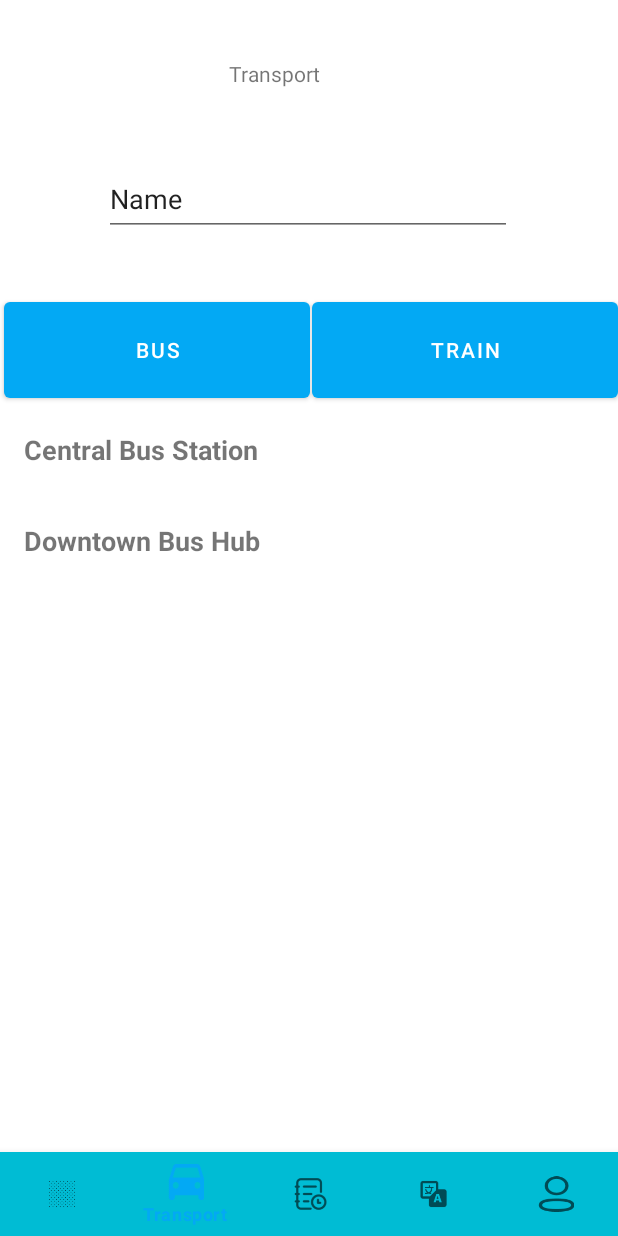
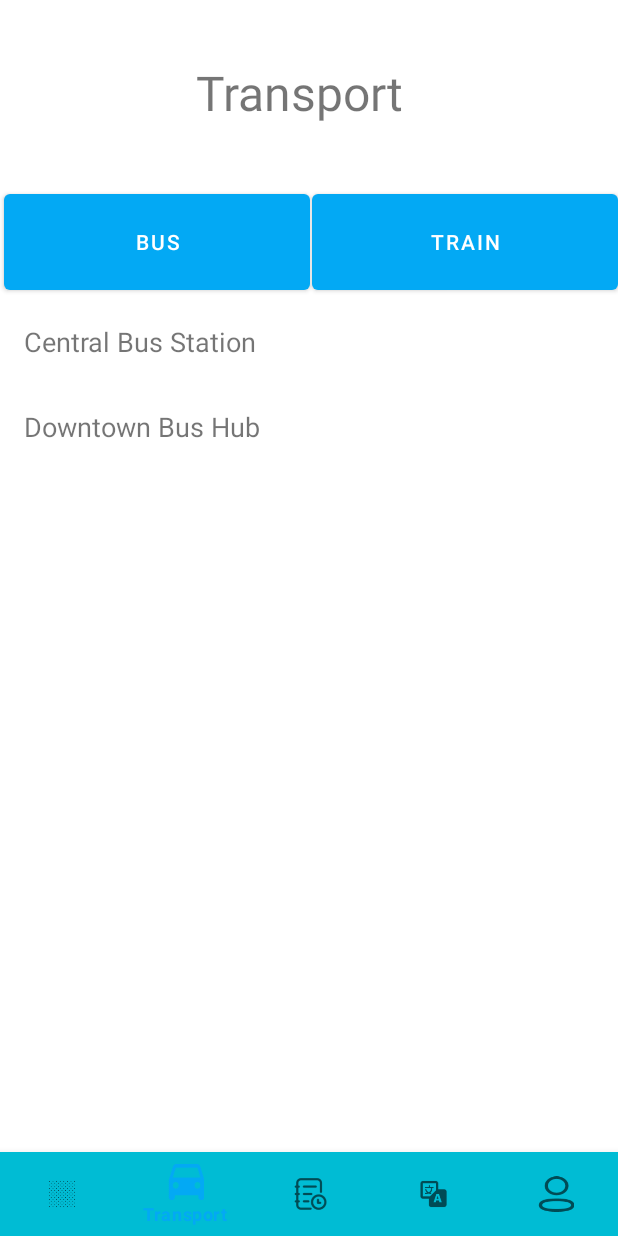
Before and after one commit to zayarhpounmyint/ANDE-CA2, an Android app: the MainActivity screen opened directly, with no data from a screen before it, item 2 of the bottom bar chosen, on a phone screen of 412 x 824 dp. Run offline under Robolectric (Android 15) with nearby library versions, the light colour scheme and no system bars.

Commit message:
styling half done

```diff
--- a/app/src/main/AndroidManifest.xml
+++ b/app/src/main/AndroidManifest.xml
@@ -31,7 +31,6 @@
         <activity android:name=".AttractionActivity" />
         <activity android:name=".AttractionDetailsActivity" />
         <activity android:name=".AddToPlanActivity" />
-        <activity android:name=".StationActivity" />
         <activity android:name=".CommentActivity" />
         <activity android:name=".LoginActivity"/>
         <activity android:name=".RegisterActivity"/>
--- a/app/src/main/java/com/example/helloworld/Station.java
+++ b/app/src/main/java/com/example/helloworld/Station.java
@@ -4,12 +4,12 @@ import java.util.List;
 
 public class Station {
     private String name;
-    private int imageResourceId; // Drawable resource ID for the image
+    private List<Integer> imageResourceIds;
     private List<String> arrivalTimes;
 
-    public Station(String name, int imageResourceId, List<String> times) {
+    public Station(String name, List<Integer> imageResourceIds, List<String> times) {
         this.name = name;
-        this.imageResourceId = imageResourceId;
+        this.imageResourceIds = imageResourceIds;
         this.arrivalTimes = times;
     }
 
@@ -21,7 +21,7 @@ public class Station {
         return arrivalTimes;
     }
 
-    public int getImageResourceId() {
-        return imageResourceId;
+    public List<Integer> getImageResourceIds() {
+        return imageResourceIds;
     }
 }
--- a/app/src/main/java/com/example/helloworld/StationAdapter.java
+++ b/app/src/main/java/com/example/helloworld/StationAdapter.java
@@ -29,22 +29,6 @@ public class StationAdapter extends RecyclerView.Adapter<StationAdapter.StationV
     public void onBindViewHolder(@NonNull StationViewHolder holder, int position) {
         Station station = stationList.get(position);
         holder.bind(station);
-
-        holder.stationName.setOnClickListener(new View.OnClickListener() {
-            @Override
-            public void onClick(View v) {
-                boolean isExpanded = holder.detailsLayout.getVisibility() == View.VISIBLE;
-                holder.detailsLayout.setVisibility(isExpanded ? View.GONE : View.VISIBLE);
-                // Adjust arrow indicator here if you have one
-            }
-        });
-    }
-
-
-    // Method to update the data in the adapter
-    public void updateData(List<Station> newStationList) {
-        this.stationList = newStationList;
-        notifyDataSetChanged(); // Notify the adapter to refresh the list
     }
 
     @Override
@@ -52,43 +36,48 @@ public class StationAdapter extends RecyclerView.Adapter<StationAdapter.StationV
         return stationList.size();
     }
 
+    public void updateData(List<Station> newStationList) {
+        this.stationList = newStationList;
+        notifyDataSetChanged();
+    }
+
     public class StationViewHolder extends RecyclerView.ViewHolder {
         TextView stationName;
-        TextView stationDistance;
-        ImageView imageView1, imageView2, imageView3;
-        LinearLayout detailsLayout;
+        ImageView[] imageViews = new ImageView[3];
+        TextView[] distanceViews = new TextView[3];
+        LinearLayout detailsLayout; // This will contain the images and distances
 
         public StationViewHolder(View itemView) {
             super(itemView);
             stationName = itemView.findViewById(R.id.textViewStationName);
-            stationDistance = itemView.findViewById(R.id.textViewStationDistance);
-            imageView1 = itemView.findViewById(R.id.imageView1);
-            imageView2 = itemView.findViewById(R.id.imageView2);
-            imageView3 = itemView.findViewById(R.id.imageView3);
-            detailsLayout = itemView.findViewById(R.id.detailsLayout);
+            detailsLayout = itemView.findViewById(R.id.detailsLayout); // Layout to toggle visibility
+            imageViews[0] = itemView.findViewById(R.id.imageView1);
+            imageViews[1] = itemView.findViewById(R.id.imageView2);
+            imageViews[2] = itemView.findViewById(R.id.imageView3);
+            distanceViews[0] = itemView.findViewById(R.id.textViewDistance1);
+            distanceViews[1] = itemView.findViewById(R.id.textViewDistance2);
+            distanceViews[2] = itemView.findViewById(R.id.textViewDistance3);
 
-            // Set an OnClickListener to toggle the visibility of the detailsLayout
-            stationName.setOnClickListener(new View.OnClickListener() {
-                @Override
-                public void onClick(View v) {
-                    // Toggle visibility of detailsLayout
-                    detailsLayout.setVisibility(detailsLayout.getVisibility() == View.VISIBLE ? View.GONE : View.VISIBLE);
-                    // Change the arrow drawable based on the visibility
-                    // Assuming you have an arrow indicator in your layout
-                    // You can set or change the drawable of the arrow here if needed
-                }
+            stationName.setOnClickListener(v -> {
+                // Toggle the visibility of the detailsLayout
+                detailsLayout.setVisibility(detailsLayout.getVisibility() == View.VISIBLE ? View.GONE : View.VISIBLE);
             });
         }
 
         public void bind(Station station) {
             stationName.setText(station.getName());
-            stationDistance.setText(String.join(", ", station.getTimes()));
 
-            // Here you would set the images for the ImageViews based on the station data
-            // For example, you might have different images for different types of buses or trains
-            imageView1.setImageResource(station.getImageResourceId()); // Placeholder for actual image setting logic
-            imageView2.setImageResource(station.getImageResourceId()); // Placeholder for actual image setting logic
-            imageView3.setImageResource(station.getImageResourceId()); // Placeholder for actual image setting logic
+            List<Integer> imageResourceIds = station.getImageResourceIds();
+            List<String> times = station.getTimes();
+
+            for (int i = 0; i < imageViews.length; i++) {
+                if (i < imageResourceIds.size()) {
+                    imageViews[i].setImageResource(imageResourceIds.get(i));
+                }
+                if (i < times.size()) {
+                    distanceViews[i].setText(times.get(i));
+                }
+            }
         }
     }
 }
--- a/app/src/main/java/com/example/helloworld/StationFragment.java
+++ b/app/src/main/java/com/example/helloworld/StationFragment.java
@@ -61,16 +61,16 @@ public class StationFragment extends Fragment {
 
     private List<Station> createBusStationData() {
         List<Station> stations = new ArrayList<>();
-        stations.add(new Station("Central Bus Station", R.drawable.bus, Arrays.asList("3 min", "7 min", "14 min")));
-        stations.add(new Station("Downtown Bus Hub", R.drawable.bus, Arrays.asList("6 min", "12 min", "24 min")));
+        stations.add(new Station("Central Bus Station", Arrays.asList(R.drawable.bus, R.drawable.double_decker_bus, R.drawable.bus), Arrays.asList("3 min", "7 min", "14 min")));
+        stations.add(new Station("Downtown Bus Hub", Arrays.asList(R.drawable.bus, R.drawable.bus, R.drawable.double_decker_bus), Arrays.asList("6 min", "12 min", "24 min")));
         return stations;
     }
 
     // Helper method to create dummy train station data
     private List<Station> createTrainStationData() {
         List<Station> stations = new ArrayList<>();
-        stations.add(new Station("Tokyo Station", R.drawable.train, Arrays.asList("5 min", "10 min", "15 min")));
-        stations.add(new Station("Shibuya Station", R.drawable.train, Arrays.asList("2 min", "8 min", "12 min")));
+        stations.add(new Station("Tokyo Station", Arrays.asList(R.drawable.train, R.drawable.bullet_train, R.drawable.train), Arrays.asList("5 min", "10 min", "15 min")));
+        stations.add(new Station("Shibuya Station", Arrays.asList(R.drawable.bullet_train, R.drawable.train, R.drawable.train), Arrays.asList("2 min", "8 min", "12 min")));
         return stations;
     }
 }
--- a/app/src/main/java/com/example/helloworld/VerticalCityAdapter.java
+++ b/app/src/main/java/com/example/helloworld/VerticalCityAdapter.java
@@ -33,7 +33,7 @@ public class VerticalCityAdapter extends RecyclerView.Adapter<VerticalCityAdapte
         holder.titleTextView.setText(item.getTitle());
         holder.descriptionTextView.setText(item.getDescription());
         holder.infoButton.setOnClickListener(v -> {
-            Intent intent = new Intent(v.getContext(), StationActivity.class);
+            Intent intent = new Intent(v.getContext(), AttractionActivity.class);
             v.getContext().startActivity(intent);
         });
     }
--- a/app/src/main/res/layout/attraction_item.xml
+++ b/app/src/main/res/layout/attraction_item.xml
@@ -11,14 +11,14 @@
         android:layout_width="match_parent"
         android:layout_height="200dp"
         android:scaleType="centerCrop"
-        android:src="@drawable/paris" />
+        android:src="@drawable/ramen" />
 
     <TextView
         android:id="@+id/textTitle"
         android:layout_width="match_parent"
         android:layout_height="wrap_content"
         android:text="Item Title"
-        android:textSize="18sp"
+        android:textSize="24dp"
         android:textStyle="bold"
         android:layout_marginTop="8dp" />
 
@@ -27,7 +27,7 @@
         android:layout_width="match_parent"
         android:layout_height="wrap_content"
         android:text="Description"
-        android:textSize="18sp"
+        android:textSize="18dp"
         android:textStyle="bold"
         android:layout_marginTop="8dp" />
 
--- a/app/src/main/res/layout/comment_item.xml
+++ b/app/src/main/res/layout/comment_item.xml
@@ -1,7 +1,7 @@
 <?xml version="1.0" encoding="utf-8"?>
 <androidx.constraintlayout.widget.ConstraintLayout xmlns:android="http://schemas.android.com/apk/res/android"
     android:layout_width="match_parent"
-    android:layout_height="match_parent">
+    android:layout_height="wrap_content">
 
     <TextView
         android:id="@+id/commentTextView"
--- a/app/src/main/res/layout/station_item.xml
+++ b/app/src/main/res/layout/station_item.xml
@@ -3,71 +3,66 @@
     android:layout_width="match_parent"
     android:layout_height="wrap_content"
     android:orientation="vertical"
-    android:padding="16dp"
-    android:clickable="true"
-    android:focusable="true">
+    android:padding="16dp">
 
+    <!-- Station Name (Clickable to toggle visibility) -->
     <TextView
         android:id="@+id/textViewStationName"
-        android:layout_width="match_parent"
+        android:layout_width="wrap_content"
         android:layout_height="wrap_content"
-        android:text="Station Name"
         android:textSize="18sp"
-        android:textStyle="bold"
-        android:layout_marginBottom="4dp" />
+        android:text="Station Name" />
 
+    <!-- Details Layout (Initially Hidden) -->
     <LinearLayout
         android:id="@+id/detailsLayout"
         android:layout_width="match_parent"
         android:layout_height="wrap_content"
-        android:orientation="vertical"
+        android:orientation="horizontal"
         android:visibility="gone"
-        android:layout_marginTop="4dp">
+    android:gravity="center"
+    android:layout_marginTop="8dp">
 
-        <!-- Container for the bus images -->
-        <LinearLayout
-            android:layout_width="match_parent"
-            android:layout_height="wrap_content"
-            android:orientation="horizontal"
-            android:gravity="center">
-
-
+    <!-- Image 1 -->
     <ImageView
         android:id="@+id/imageView1"
-                android:layout_width="0dp"
-                android:layout_height="100dp"
-                android:layout_weight="1"
-                android:scaleType="fitCenter"
-                android:src="@drawable/bus" />
+        android:layout_width="50dp"
+        android:layout_height="50dp"
+        android:src="@drawable/ic_launcher_background" />
 
+    <!-- Distance 1 -->
+    <TextView
+        android:id="@+id/textViewDistance1"
+        android:layout_width="wrap_content"
+        android:layout_height="wrap_content"
+        android:text="Distance 1" />
+
+    <!-- Image 2 -->
     <ImageView
         android:id="@+id/imageView2"
-                android:layout_width="0dp"
-                android:layout_height="100dp"
-                android:layout_weight="1"
-                android:scaleType="fitCenter"
-                android:src="@drawable/tokyo" />
+        android:layout_width="50dp"
+        android:layout_height="50dp"
+        android:src="@drawable/ic_launcher_background" />
 
+    <!-- Distance 2 -->
+    <TextView
+        android:id="@+id/textViewDistance2"
+        android:layout_width="wrap_content"
+        android:layout_height="wrap_content"
+        android:text="Distance 2" />
 
+    <!-- Image 3 -->
     <ImageView
         android:id="@+id/imageView3"
-                android:layout_width="0dp"
-                android:layout_height="100dp"
-                android:layout_weight="1"
-                android:scaleType="fitCenter"
-                android:src="@drawable/bus" />
+        android:layout_width="50dp"
+        android:layout_height="50dp"
+        android:src="@drawable/ic_launcher_background" />
 
-
-        </LinearLayout>
-
-
-        <!-- TextView for the distance -->
+    <!-- Distance 3 -->
     <TextView
-            android:id="@+id/textViewStationDistance"
-            android:layout_width="match_parent"
+        android:id="@+id/textViewDistance3"
+        android:layout_width="wrap_content"
         android:layout_height="wrap_content"
-            android:text="Distance"
-            android:textSize="14sp"
-            android:layout_marginTop="4dp" />
+        android:text="Distance 3" />
 </LinearLayout>
     </LinearLayout>
--- a/app/src/main/res/layout/transport_activity.xml
+++ b/app/src/main/res/layout/transport_activity.xml
@@ -7,29 +7,16 @@
 
     <TextView
         android:id="@+id/transportText"
-        android:layout_width="87dp"
-        android:layout_height="31dp"
+        android:layout_width="150dp"
+        android:layout_height="51dp"
         android:text="Transport"
+        android:textSize="32dp"
         app:layout_constraintBottom_toBottomOf="parent"
         app:layout_constraintEnd_toEndOf="parent"
-        app:layout_constraintHorizontal_bias="0.47"
+        app:layout_constraintHorizontal_bias="0.498"
         app:layout_constraintStart_toStartOf="parent"
         app:layout_constraintTop_toTopOf="parent"
-        app:layout_constraintVertical_bias="0.05" />
-
-    <EditText
-        android:id="@+id/searchBus"
-        android:layout_width="272dp"
-        android:layout_height="49dp"
-        android:ems="10"
-        android:inputType="textPersonName"
-        android:text="Name"
-        app:layout_constraintBottom_toBottomOf="parent"
-        app:layout_constraintEnd_toEndOf="parent"
-        app:layout_constraintHorizontal_bias="0.496"
-        app:layout_constraintStart_toStartOf="parent"
-        app:layout_constraintTop_toTopOf="parent"
-        app:layout_constraintVertical_bias="0.139" />
+        app:layout_constraintVertical_bias="0.052" />
 
     <Button
         android:id="@+id/busNav"
@@ -41,7 +28,8 @@
         app:layout_constraintHorizontal_bias="0.014"
         app:layout_constraintStart_toStartOf="parent"
         app:layout_constraintTop_toTopOf="parent"
-        app:layout_constraintVertical_bias="0.261" />
+        app:layout_constraintVertical_bias="0.165
+" />
 
     <Button
         android:id="@+id/trainNav"
@@ -53,7 +41,8 @@
         app:layout_constraintHorizontal_bias="1.0"
         app:layout_constraintStart_toStartOf="parent"
         app:layout_constraintTop_toTopOf="parent"
-        app:layout_constraintVertical_bias="0.261" />
+        app:layout_constraintVertical_bias="0.165
+" />
 
 
 
--- a/app/src/main/res/values/colors.xml
+++ b/app/src/main/res/values/colors.xml
@@ -10,4 +10,6 @@
     <color name="darkblue">#003350</color>
     <color name="lightblue">#DAEDFF</color>
     <color name="blue">#03A9F4</color>
+    <color name="yellow">#FFEB3B</color>
+    <color name="grey">#E0E0E0</color>
 </resources>
--- a/app/src/main/res/values/themes.xml
+++ b/app/src/main/res/values/themes.xml
@@ -6,11 +6,17 @@
         <item name="colorPrimaryVariant">@color/blue</item>
         <item name="colorOnPrimary">@color/white</item>
         <!-- Secondary brand color. -->
-        <item name="colorSecondary">@color/teal_200</item>
+        <item name="colorSecondary">@color/yellow</item>
         <item name="colorSecondaryVariant">@color/teal_700</item>
         <item name="colorOnSecondary">@color/black</item>
         <!-- Status bar color. -->
         <item name="android:statusBarColor">?attr/colorPrimaryVariant</item>
         <!-- Customize your theme here. -->
     </style>
+
+    <style name="CustomRatingBar" parent="@android:style/Widget.DeviceDefault.RatingBar.Indicator">
+        <item name="android:minHeight">48dp</item>
+        <item name="android:maxHeight">48dp</item>
+        <item name="colorAccent">@color/yellow</item> <!-- This line sets the filled star color to yellow -->
+    </style>
 </resources>
```
Also changed, not shown: app/src/main/java/com/example/helloworld/AttractionDetailsActivity.java (+10 -6 lines), app/src/main/java/com/example/helloworld/StationActivity.java (deleted, +0 -69 lines), app/src/main/res/layout/add_to_plan.xml (+40 -10 lines), app/src/main/res/layout/attraction_details_activity.xml (+55 -53 lines), app/src/main/res/layout/attractions_activity.xml (+13 -13 lines), app/src/main/res/layout/comment_activity.xml (+21 -8 lines), app/src/main/res/layout/fragment_station.xml (deleted, +0 -14 lines), app/src/main/res/drawable/bullet_train.jpg (added), app/src/main/res/drawable/double_decker_bus.jpg (added). Lines whose indentation alone changed are shown as unchanged.
